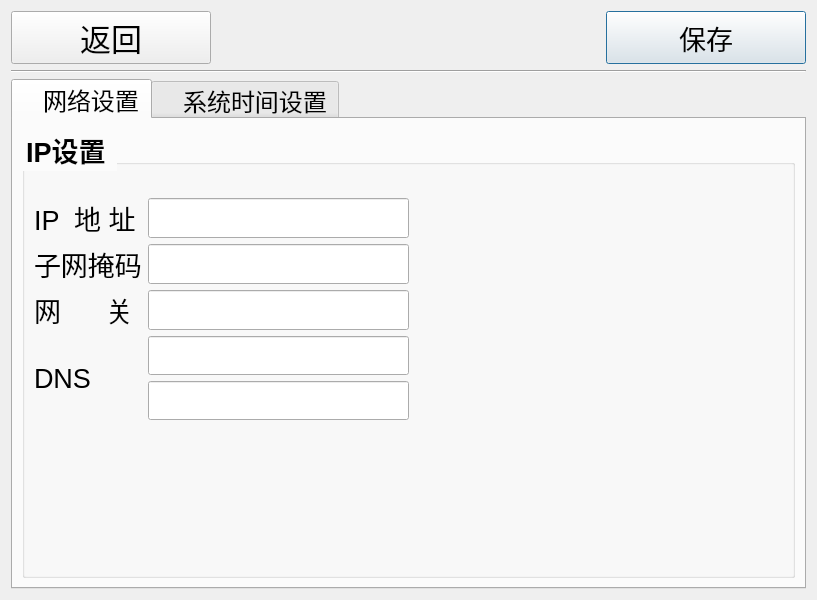
The window that tx2_iris/syssettings.ui (iuytr09/tx2_iris) describes before a commit, drawn with Qt 5.
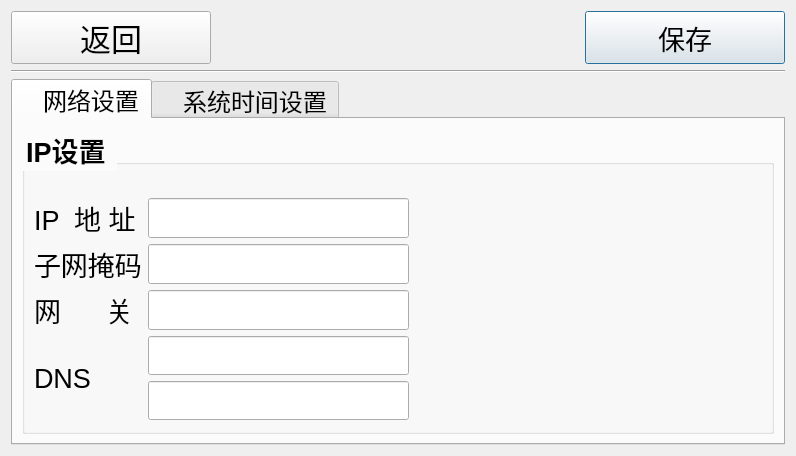
The same window after the commit. Icons and pictures are not drawn.

```diff
--- a/tx2_iris/syssettings.ui
+++ b/tx2_iris/syssettings.ui
@@ -6,8 +6,8 @@
    <rect>
     <x>0</x>
     <y>0</y>
-    <width>817</width>
-    <height>600</height>
+    <width>796</width>
+    <height>423</height>
    </rect>
   </property>
   <property name="font">
```
